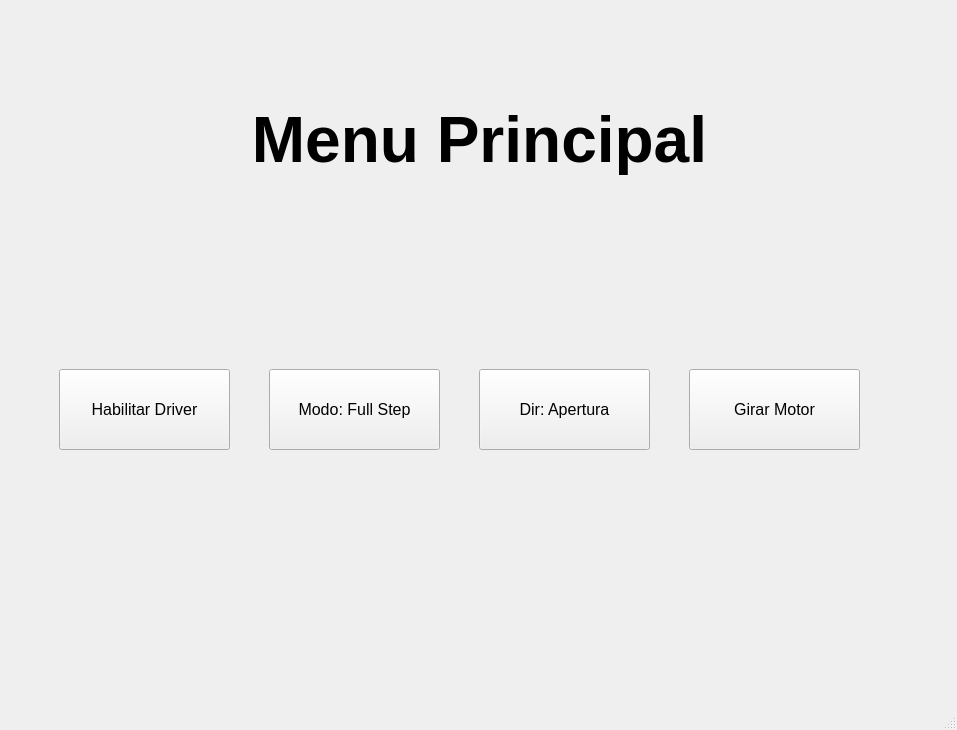
Qt form software-aura1000/gui/pyqt_gui.ui (pablinleiva235/Proyecto-Final) before a commit.
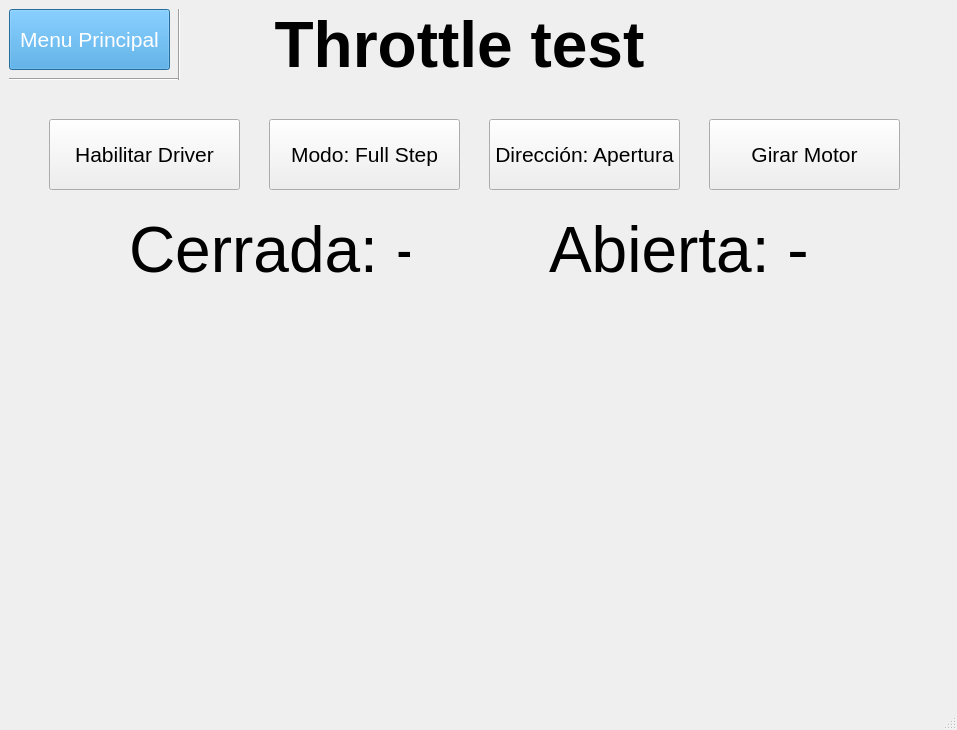
The same form after that commit.

Commit message: Actualización de GUI y lógica para test-stepper

```diff
--- a/software-aura1000/gui/pyqt_gui.ui
+++ b/software-aura1000/gui/pyqt_gui.ui
@@ -23,7 +23,7 @@
        </font>
       </property>
       <property name="currentIndex">
-       <number>0</number>
+       <number>1</number>
       </property>
       <widget class="QWidget" name="MenuPrincipal">
        <widget class="QLabel" name="MenuPrincipal_label">
@@ -122,6 +122,232 @@
         </property>
         <property name="text">
          <string>Girar Motor</string>
+        </property>
+       </widget>
+       <widget class="Line" name="line_4">
+        <property name="geometry">
+         <rect>
+          <x>750</x>
+          <y>-10</y>
+          <width>20</width>
+          <height>81</height>
+         </rect>
+        </property>
+        <property name="orientation">
+         <enum>Qt::Vertical</enum>
+        </property>
+       </widget>
+       <widget class="Line" name="MenuPrincipal_line_3">
+        <property name="geometry">
+         <rect>
+          <x>760</x>
+          <y>60</y>
+          <width>171</width>
+          <height>20</height>
+         </rect>
+        </property>
+        <property name="orientation">
+         <enum>Qt::Horizontal</enum>
+        </property>
+       </widget>
+       <widget class="QPushButton" name="MenuPrincipal_btn_go_to_throttle">
+        <property name="geometry">
+         <rect>
+          <x>770</x>
+          <y>0</y>
+          <width>161</width>
+          <height>61</height>
+         </rect>
+        </property>
+        <property name="font">
+         <font>
+          <pointsize>16</pointsize>
+         </font>
+        </property>
+        <property name="styleSheet">
+         <string notr="true">QPushButton {
+    background-color: #3498db;
+    color: white;
+}</string>
+        </property>
+        <property name="text">
+         <string>Throttle Menu</string>
+        </property>
+       </widget>
+      </widget>
+      <widget class="QWidget" name="ThrottleMenu">
+       <widget class="QPushButton" name="ThrottleMenu_btn_back">
+        <property name="geometry">
+         <rect>
+          <x>0</x>
+          <y>0</y>
+          <width>161</width>
+          <height>61</height>
+         </rect>
+        </property>
+        <property name="font">
+         <font>
+          <pointsize>16</pointsize>
+         </font>
+        </property>
+        <property name="styleSheet">
+         <string notr="true">QPushButton {
+    background-color: #3498db;
+    color: white;
+}</string>
+        </property>
+        <property name="text">
+         <string>Menu Principal</string>
+        </property>
+       </widget>
+       <widget class="Line" name="MenuPrincipal_line_4">
+        <property name="geometry">
+         <rect>
+          <x>0</x>
+          <y>60</y>
+          <width>171</width>
+          <height>20</height>
+         </rect>
+        </property>
+        <property name="orientation">
+         <enum>Qt::Horizontal</enum>
+        </property>
+       </widget>
+       <widget class="Line" name="line_5">
+        <property name="geometry">
+         <rect>
+          <x>160</x>
+          <y>-10</y>
+          <width>20</width>
+          <height>81</height>
+         </rect>
+        </property>
+        <property name="orientation">
+         <enum>Qt::Vertical</enum>
+        </property>
+       </widget>
+       <widget class="QLabel" name="ThrottleTest_label_2">
+        <property name="geometry">
+         <rect>
+          <x>200</x>
+          <y>0</y>
+          <width>501</width>
+          <height>71</height>
+         </rect>
+        </property>
+        <property name="font">
+         <font>
+          <pointsize>48</pointsize>
+          <weight>75</weight>
+          <bold>true</bold>
+         </font>
+        </property>
+        <property name="text">
+         <string>Throttle test</string>
+        </property>
+        <property name="alignment">
+         <set>Qt::AlignCenter</set>
+        </property>
+        <property name="wordWrap">
+         <bool>true</bool>
+        </property>
+       </widget>
+       <widget class="QPushButton" name="ThrottleMenu_btn_toggle_enable">
+        <property name="geometry">
+         <rect>
+          <x>40</x>
+          <y>110</y>
+          <width>191</width>
+          <height>71</height>
+         </rect>
+        </property>
+        <property name="font">
+         <font>
+          <pointsize>16</pointsize>
+         </font>
+        </property>
+        <property name="text">
+         <string>Habilitar Driver</string>
+        </property>
+       </widget>
+       <widget class="QPushButton" name="ThrottleMenu_btn_toggle_step">
+        <property name="geometry">
+         <rect>
+          <x>260</x>
+          <y>110</y>
+          <width>191</width>
+          <height>71</height>
+         </rect>
+        </property>
+        <property name="font">
+         <font>
+          <pointsize>16</pointsize>
+         </font>
+        </property>
+        <property name="text">
+         <string>Modo: Full Step</string>
+        </property>
+       </widget>
+       <widget class="QPushButton" name="ThrottleMenu_btn_toggle_dir">
+        <property name="geometry">
+         <rect>
+          <x>480</x>
+          <y>110</y>
+          <width>191</width>
+          <height>71</height>
+         </rect>
+        </property>
+        <property name="font">
+         <font>
+          <pointsize>16</pointsize>
+         </font>
+        </property>
+        <property name="text">
+         <string>Dirección: Apertura</string>
+        </property>
+       </widget>
+       <widget class="QPushButton" name="ThrottleMenu_btn_toggle_run">
+        <property name="geometry">
+         <rect>
+          <x>700</x>
+          <y>110</y>
+          <width>191</width>
+          <height>71</height>
+         </rect>
+        </property>
+        <property name="font">
+         <font>
+          <pointsize>16</pointsize>
+         </font>
+        </property>
+        <property name="text">
+         <string>Girar Motor</string>
+        </property>
+       </widget>
+       <widget class="QLabel" name="lbl_throttle_closed">
+        <property name="geometry">
+         <rect>
+          <x>120</x>
+          <y>210</y>
+          <width>281</width>
+          <height>61</height>
+         </rect>
+        </property>
+        <property name="text">
+         <string>Cerrada: -</string>
+        </property>
+       </widget>
+       <widget class="QLabel" name="lbl_throttle_open">
+        <property name="geometry">
+         <rect>
+          <x>540</x>
+          <y>210</y>
+          <width>281</width>
+          <height>61</height>
+         </rect>
+        </property>
+        <property name="text">
+         <string>Abierta: -</string>
         </property>
        </widget>
       </widget>
```
The commit also changes 8 other files.
